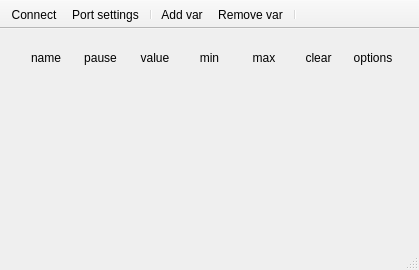
troisiemetype/ardebug, file mainwindow.ui: the form before one commit.
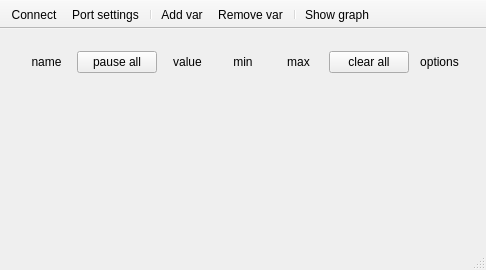
The form after the commit.

Commit message: Added clear all and pause all buttons. Added graphic view, with curves updates for vars.

What changed in the file:
```diff
--- a/mainwindow.ui
+++ b/mainwindow.ui
@@ -6,7 +6,7 @@
    <rect>
     <x>0</x>
     <y>0</y>
-    <width>419</width>
+    <width>486</width>
     <height>270</height>
    </rect>
   </property>
@@ -40,16 +40,6 @@
          </property>
         </widget>
        </item>
-       <item row="0" column="1">
-        <widget class="QLabel" name="pauseLabel">
-         <property name="text">
-          <string>pause</string>
-         </property>
-         <property name="alignment">
-          <set>Qt::AlignCenter</set>
-         </property>
-        </widget>
-       </item>
        <item row="0" column="2">
         <widget class="QLabel" name="valueLabel">
          <property name="text">
@@ -70,16 +60,6 @@
          </property>
         </widget>
        </item>
-       <item row="0" column="5">
-        <widget class="QLabel" name="clearLabel">
-         <property name="text">
-          <string>clear</string>
-         </property>
-         <property name="alignment">
-          <set>Qt::AlignCenter</set>
-         </property>
-        </widget>
-       </item>
        <item row="0" column="3">
         <widget class="QLabel" name="minLabel">
          <property name="text">
@@ -100,6 +80,23 @@
          </property>
         </widget>
        </item>
+       <item row="0" column="1">
+        <widget class="QPushButton" name="pauseAllButton">
+         <property name="text">
+          <string>pause all</string>
+         </property>
+         <property name="checkable">
+          <bool>true</bool>
+         </property>
+        </widget>
+       </item>
+       <item row="0" column="5">
+        <widget class="QPushButton" name="clearAllButton">
+         <property name="text">
+          <string>clear all</string>
+         </property>
+        </widget>
+       </item>
       </layout>
      </widget>
     </item>
@@ -144,6 +141,7 @@
    <addaction name="actionAdd_var"/>
    <addaction name="actionRemove_var"/>
    <addaction name="separator"/>
+   <addaction name="actionShow_graph"/>
   </widget>
   <widget class="QStatusBar" name="statusBar"/>
   <action name="actionConnect">
@@ -177,6 +175,14 @@
     <string>Port settings</string>
    </property>
   </action>
+  <action name="actionShow_graph">
+   <property name="checkable">
+    <bool>true</bool>
+   </property>
+   <property name="text">
+    <string>Show graph</string>
+   </property>
+  </action>
  </widget>
  <layoutdefault spacing="6" margin="11"/>
  <resources/>
```
Left out of the diff: 2 changed lines with no effect on the pictures. The commit also changes 12 other files.
